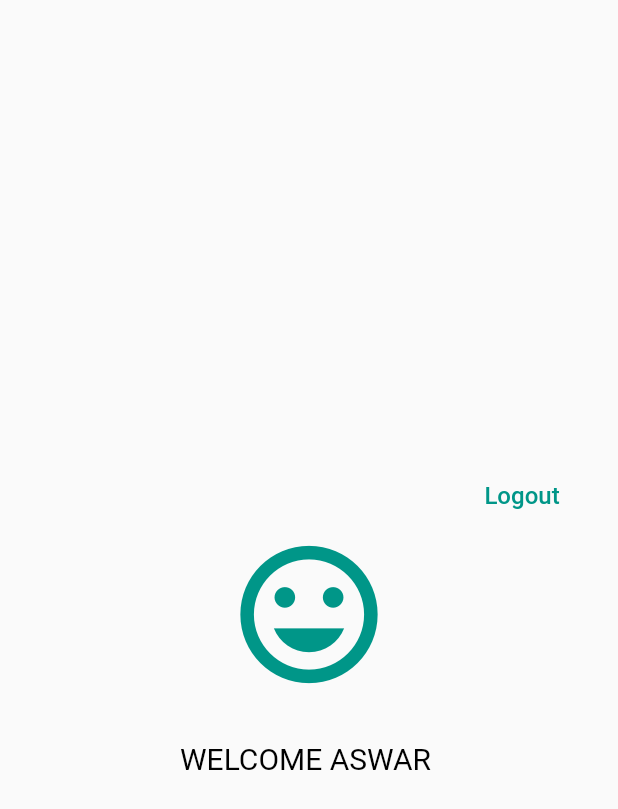
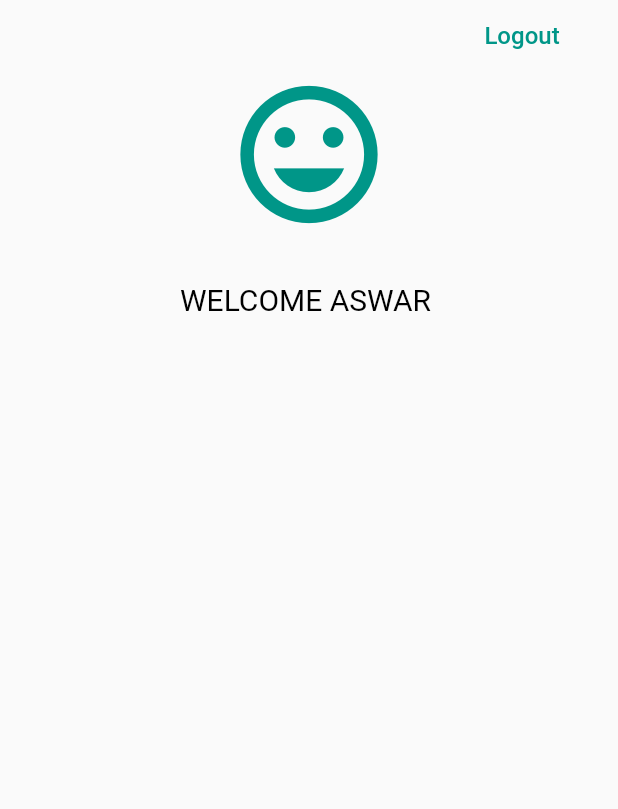
Before and after one commit to arunka02/project_ibs, a Flutter app: the Dashboard screen opened by its route, on a phone screen of 412 x 824 dp. Shown: the top 809 px of the screen. Run offline on Flutter 3.47's test engine with Material 2 defaults, Android fonts, the phone set to English and light mode, and no system bars; our stand-ins replace flutter_conditional_rendering.

Commit message:
Logout button alignment

```diff
--- a/lib/screens/dashboard.dart
+++ b/lib/screens/dashboard.dart
@@ -21,19 +21,18 @@ class Dashboard extends StatelessWidget {
       ),
     );
 
-    final buttonLogout = Container(child:Align(alignment:Alignment.topRight,
-      child:FlatButton(
-      child: Text('Logout', style: TextStyle(color: Colors.teal, fontSize: 16),),
-      onPressed: () {
-        Navigator.pushReplacement(context, MaterialPageRoute(builder: (context) => LoginPage()));
-      }
-    )));
+    final buttonLogout = FlatButton(
+    child: Text('Logout', style: TextStyle(color: Colors.teal, fontSize: 16),),
+    onPressed: () {
+      Navigator.pushReplacement(context, MaterialPageRoute(builder: (context) => LoginPage()));
+    }
+    );
 
     return SafeArea(
       child: Scaffold(
         body: Center(
           child: ListView(
-            shrinkWrap: true,
+           // shrinkWrap: true,
             padding: EdgeInsets.symmetric(horizontal: 20),
             children: <Widget>[
               Align(
```
